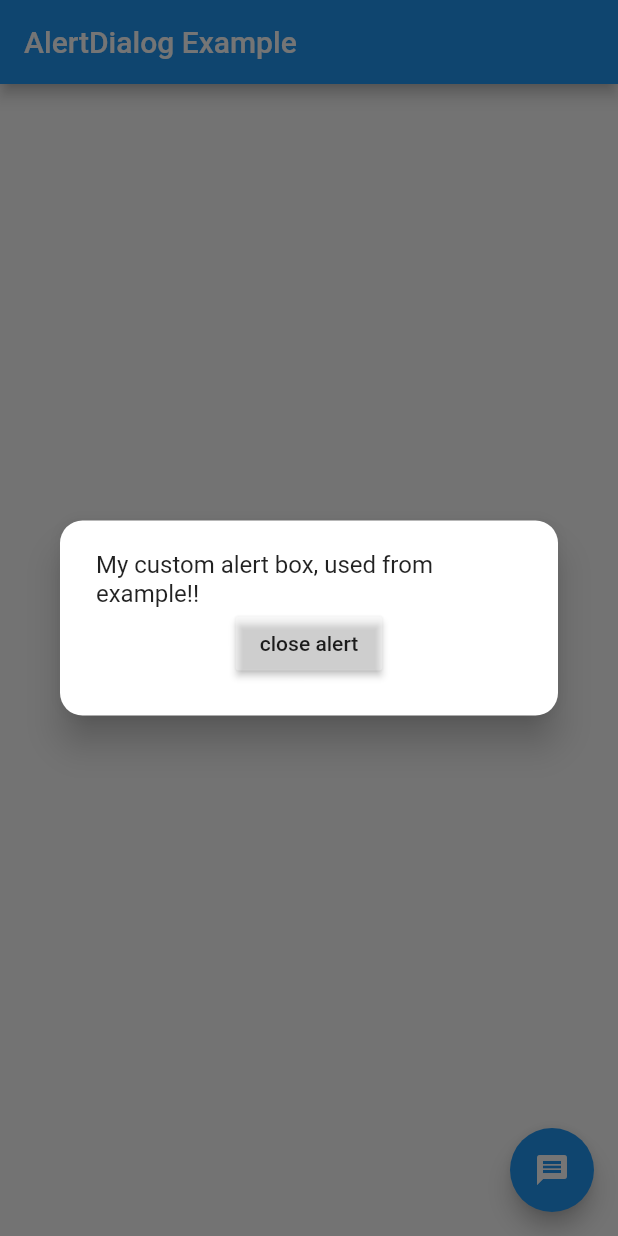
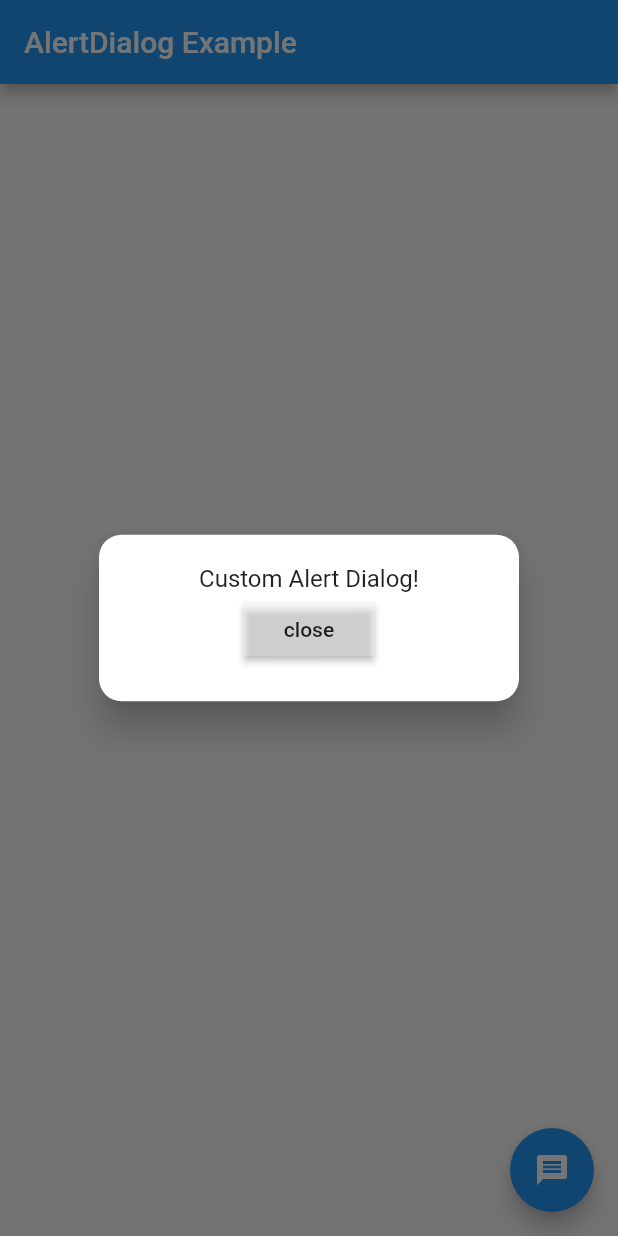
Before and after one commit to venkateshkadalii/vk_alert_dialog, a Flutter app: the screen it shows after launch, after a tap on the "message" icon, on a phone screen of 412 x 824 dp. Run offline on Flutter 3.47's test engine with Material 2 defaults, Android fonts, the phone set to English and light mode, and no system bars.

Commit message:
Alert text modified

```diff
--- a/example/example/lib/main.dart
+++ b/example/example/lib/main.dart
@@ -44,7 +44,7 @@ class _MyHomePageState extends State<MyHomePage> {
       floatingActionButton: FloatingActionButton(
         onPressed: () async {
           await VkAlertDialog.showVkAlertDialog(context: context, willDisplayWidget: Container(
-            child: Text('My custom alert box, used from example!!'),
+            child: Text('Custom Alert Dialog!'),
           ));
         },
         tooltip: 'Show Custom Alert Dialog',
--- a/lib/vk_alert_dialog.dart
+++ b/lib/vk_alert_dialog.dart
@@ -23,7 +23,7 @@ class VkAlertDialog {
                 willDisplayWidget,
                 MaterialButton(
                   color: Colors.white30,
-                  child: Text('close alert'),
+                  child: Text('close'),
                   onPressed: () {
                     Navigator.of(context).pop();
                   },
```
